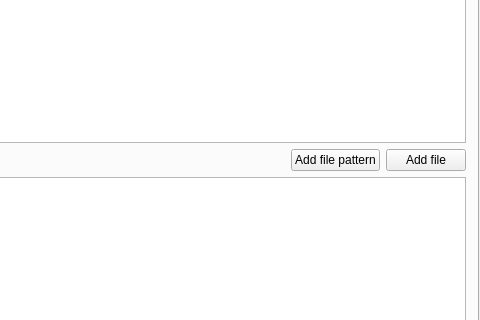
This is Repleisiukas/mainwindow.ui in ssharunas/repleisiukas as Qt 5 draws it before an edit; both pictures show x 197 to 677 and y 158 to 478 of the 677 by 625 pixel window. The edited form follows.
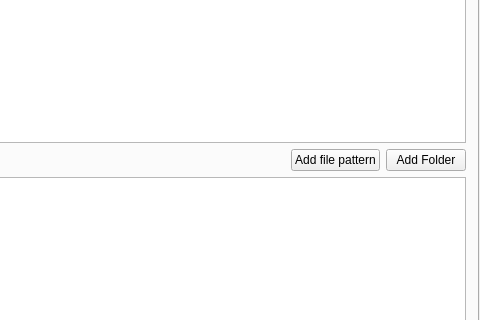
This is the edited form. The open tabs and pages were chosen to show the change. Custom widgets are drawn as their Qt base class.

```diff
--- a/Repleisiukas/mainwindow.ui
+++ b/Repleisiukas/mainwindow.ui
@@ -122,7 +122,7 @@
           <item>
            <widget class="QPushButton" name="pushButton_2">
             <property name="text">
-             <string>Add file</string>
+             <string>Add Folder</string>
             </property>
            </widget>
           </item>
```
Left out of the diff: 4 changed lines with no effect on the pictures.
